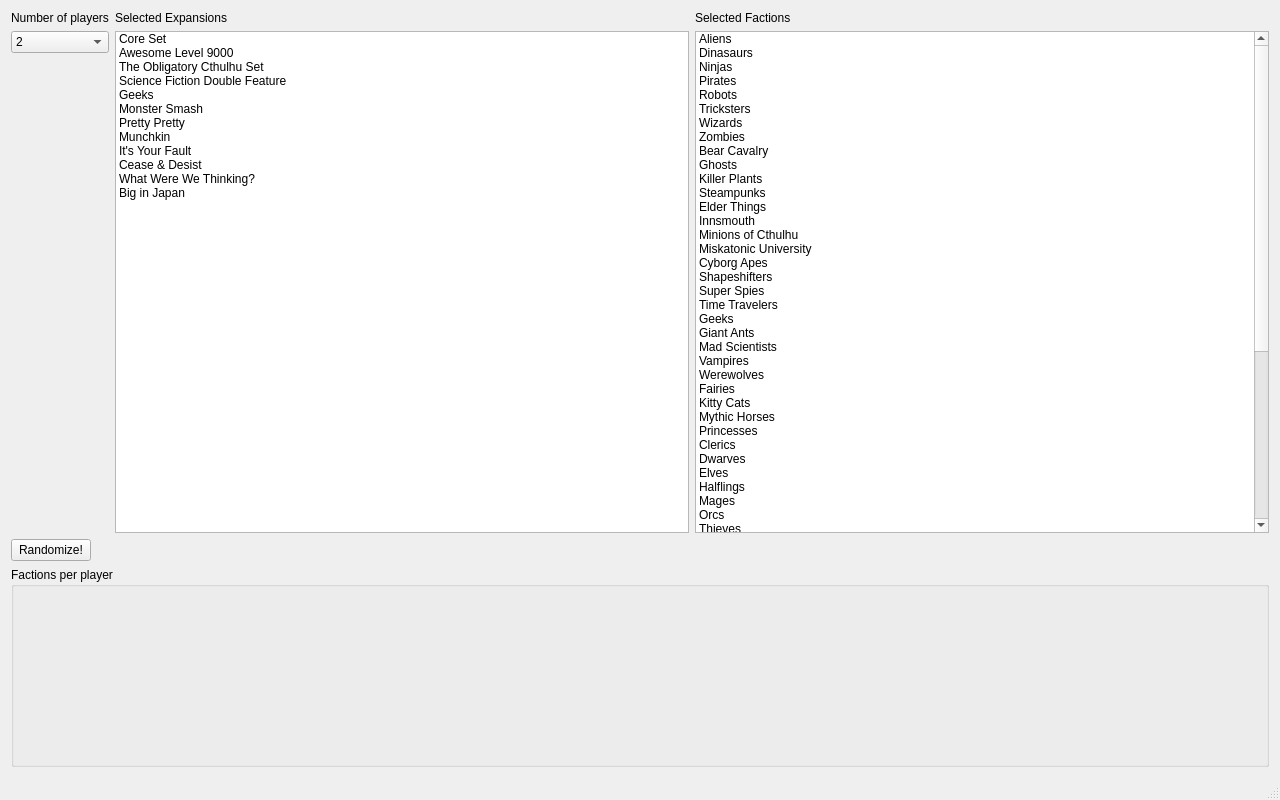
Qt form mainwindow.ui (yvvan/SmashUpRaceSelection) before a commit.
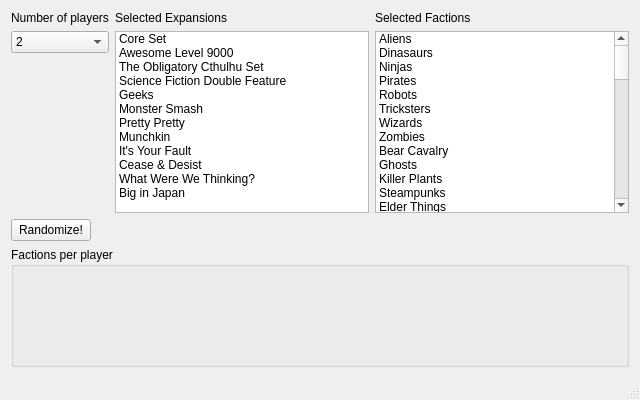
The same form after that commit.

Commit message: Fix DPI and layouts

Diff of the .ui file:
```diff
--- a/mainwindow.ui
+++ b/mainwindow.ui
@@ -6,20 +6,20 @@
    <rect>
     <x>0</x>
     <y>0</y>
-    <width>1280</width>
-    <height>800</height>
+    <width>640</width>
+    <height>400</height>
    </rect>
   </property>
   <property name="minimumSize">
    <size>
-    <width>1280</width>
-    <height>800</height>
+    <width>640</width>
+    <height>400</height>
    </size>
   </property>
   <property name="maximumSize">
    <size>
-    <width>1280</width>
-    <height>800</height>
+    <width>640</width>
+    <height>400</height>
    </size>
   </property>
   <property name="windowTitle">
@@ -483,13 +483,28 @@
       <property name="minimumSize">
        <size>
         <width>0</width>
-        <height>200</height>
+        <height>120</height>
        </size>
       </property>
       <property name="title">
        <string>Factions per player</string>
       </property>
       <layout class="QVBoxLayout" name="verticalLayout_4">
+       <property name="spacing">
+        <number>0</number>
+       </property>
+       <property name="leftMargin">
+        <number>2</number>
+       </property>
+       <property name="topMargin">
+        <number>2</number>
+       </property>
+       <property name="rightMargin">
+        <number>2</number>
+       </property>
+       <property name="bottomMargin">
+        <number>2</number>
+       </property>
        <item>
         <layout class="QHBoxLayout" name="horizontalLayout_4"/>
        </item>
```
Left out of the diff: 2 changed lines with no effect on the pictures. The commit also changes 2 other files.
